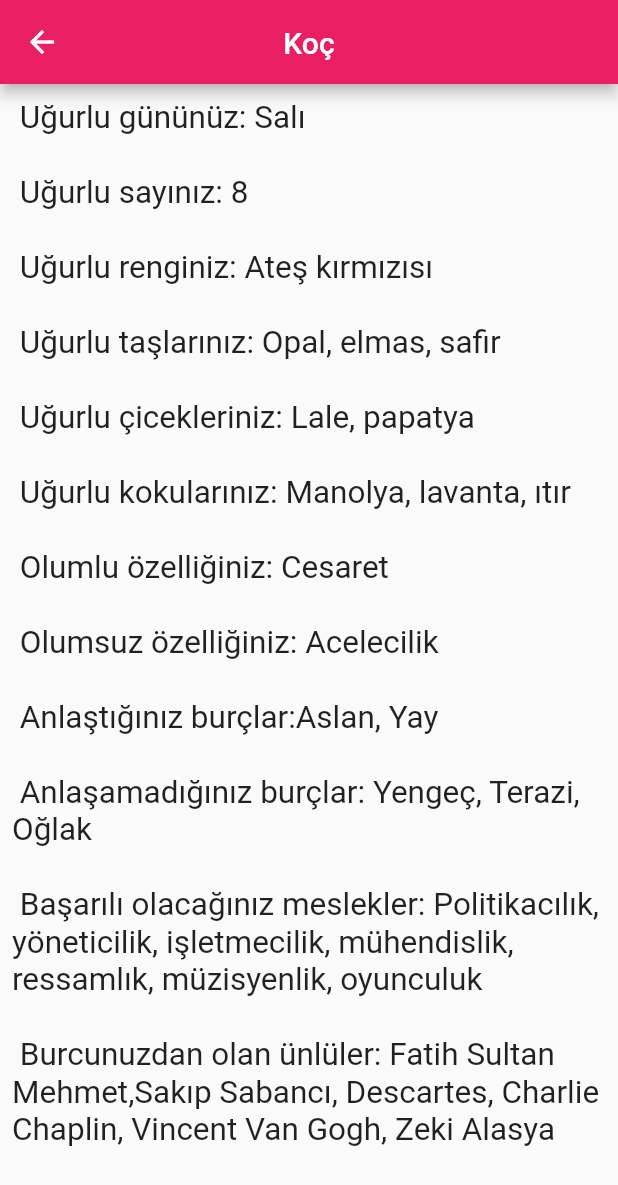
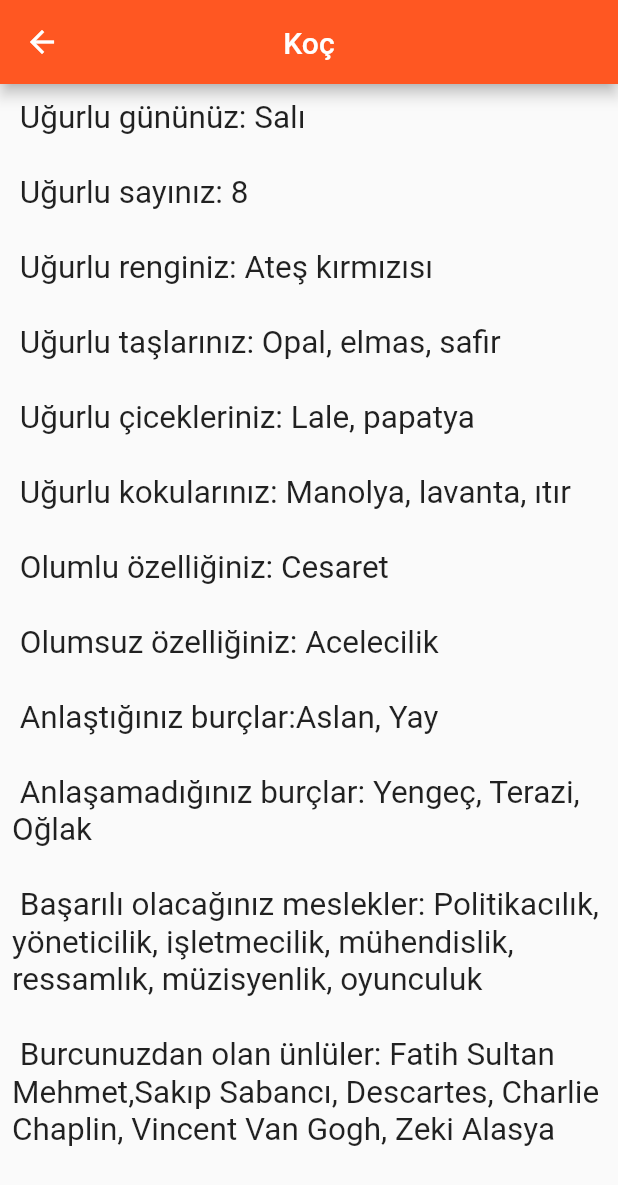
Before and after one commit to bbaltuntas/burc_project, a Flutter app: the BurcDetay screen opened directly with empty values, scrolled down 342 dp, on a phone screen of 412 x 824 dp. Shown: the top 1185 px of the screen. Run offline on Flutter 3.47's test engine with Material 2 defaults, Android fonts, the phone set to English and light mode, and no system bars; our stand-ins replace palette_generator; network calls fail.

Commit message:
initial commit

```diff
--- a/lib/burc_detay.dart
+++ b/lib/burc_detay.dart
@@ -1,14 +1,37 @@
 import 'package:burc_projesi/burcScreen.dart';
 import 'package:burc_projesi/models/burc.dart';
 import 'package:flutter/material.dart';
+import 'package:palette_generator/palette_generator.dart';
 
-class BurcDetay extends StatelessWidget {
+class BurcDetay extends StatefulWidget {
   int burcIndex;
 
   Burc seciliburc;
 
   BurcDetay(this.burcIndex) {
     this.seciliburc = BurcScreen.tumBurclar[burcIndex];
+  }
+
+  @override
+  _BurcDetayState createState() => _BurcDetayState();
+}
+
+class _BurcDetayState extends State<BurcDetay> {
+  PaletteGenerator paletteGenerator;
+  Color dominantColor;
+
+  void initState() {
+    Future<PaletteGenerator> fPaletGenerator =
+        PaletteGenerator.fromImageProvider(
+            AssetImage(widget.seciliburc.burcBuyukResim));
+    fPaletGenerator.then((value) {
+      paletteGenerator = value;
+
+      setState(() {
+        dominantColor = paletteGenerator.vibrantColor.color;
+      });
+    });
+    super.initState();
   }
 
   @override
@@ -22,13 +45,14 @@ class BurcDetay extends StatelessWidget {
             // backgroundColor: Colors.green,
             expandedHeight: 250,
             primary: true,
-
+            backgroundColor:
+                dominantColor == null ? Colors.deepOrange : dominantColor,
             flexibleSpace: FlexibleSpaceBar(
               background: Image.asset(
-                seciliburc.burcBuyukResim,
+                widget.seciliburc.burcBuyukResim,
                 fit: BoxFit.cover,
               ),
-              title: Text(seciliburc.burcAdi),
+              title: Text(widget.seciliburc.burcAdi),
               centerTitle: true,
             ),
             pinned: true,
@@ -38,7 +62,10 @@ class BurcDetay extends StatelessWidget {
             child: SingleChildScrollView(
               child: Padding(
                 padding: const EdgeInsets.all(8.0),
-                child: Text(seciliburc.burcDetayi,style: TextStyle(fontSize: 21),),
+                child: Text(
+                  widget.seciliburc.burcDetayi,
+                  style: TextStyle(fontSize: 21),
+                ),
               ),
             ),
           )
--- a/pubspec.yaml
+++ b/pubspec.yaml
@@ -23,7 +23,7 @@ environment:
 dependencies:
   flutter:
     sdk: flutter
-
+  palette_generator: ^0.3.0
 
   # The following adds the Cupertino Icons font to your application.
   # Use with the CupertinoIcons class for iOS style icons.
```
Also changed, not shown: pubspec.lock.
